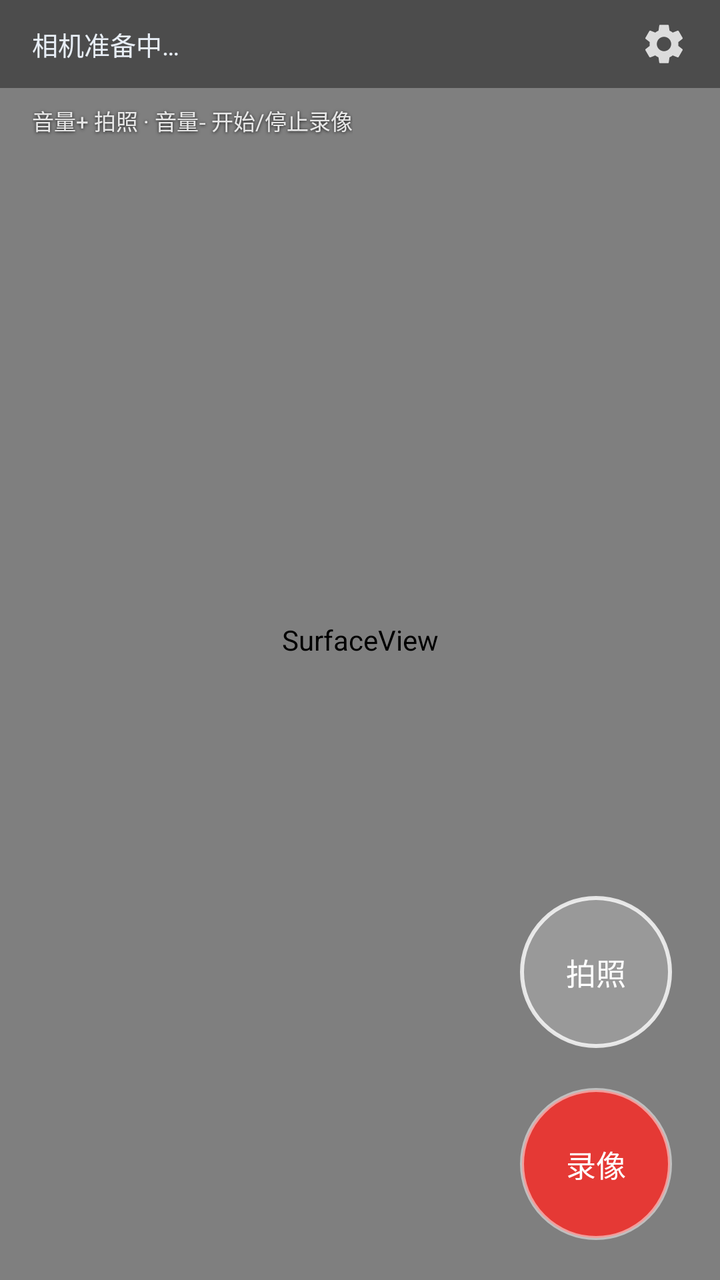
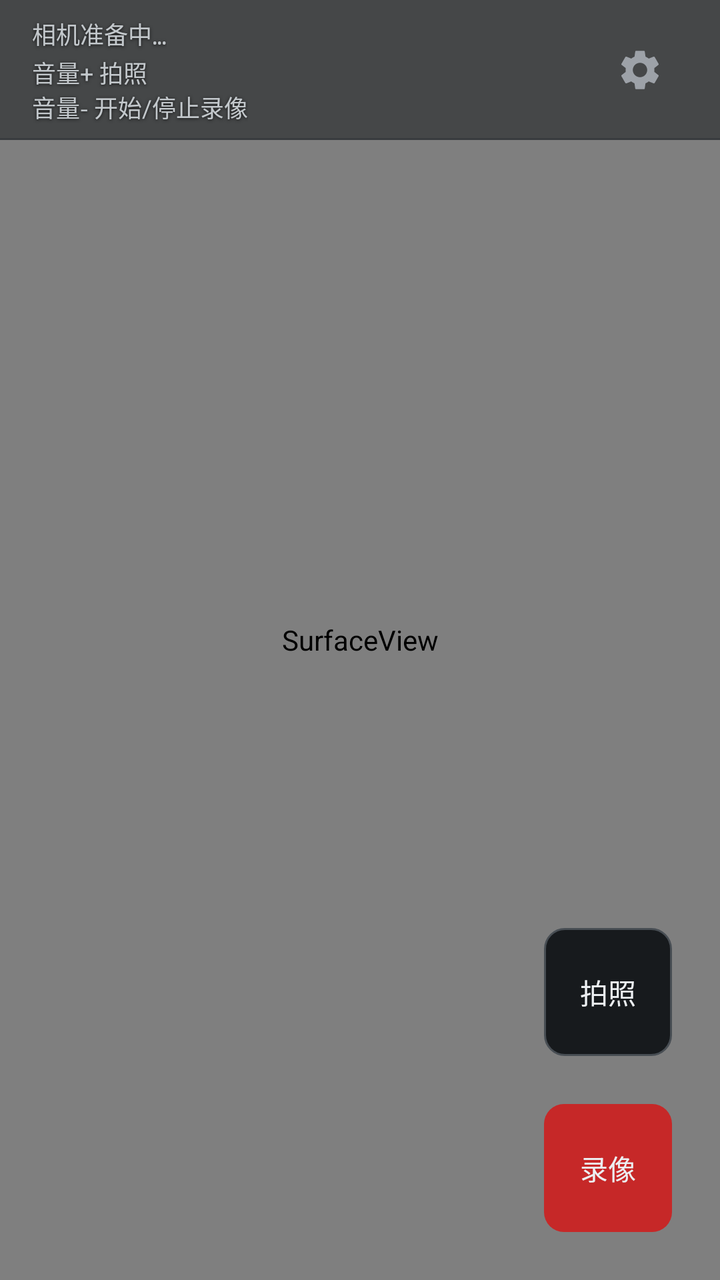

Screens rendered from an Android XML layout before and after an edit, with the pre-edit source and the edit as a unified diff.
<!-- AndroidManifest.xml: application theme Theme.BodyCam -->
<!-- res/layout/activity_main.xml -->
<?xml version="1.0" encoding="utf-8"?>
<FrameLayout xmlns:android="http://schemas.android.com/apk/res/android"
    android:layout_width="match_parent"
    android:layout_height="match_parent"
    android:background="#000000">

    
    <SurfaceView
        android:id="@+id/preview"
        android:layout_width="match_parent"
        android:layout_height="match_parent" />

    
    <View
        android:id="@+id/flashView"
        android:layout_width="match_parent"
        android:layout_height="match_parent"
        android:alpha="0"
        android:background="#FFFFFF" />

    
    <FrameLayout
        android:layout_width="match_parent"
        android:layout_height="wrap_content"
        android:layout_gravity="top"
        android:background="#66000000"
        android:paddingHorizontal="16dp"
        android:paddingVertical="10dp">

        
        <LinearLayout
            android:layout_width="wrap_content"
            android:layout_height="wrap_content"
            android:layout_gravity="start|center_vertical"
            android:gravity="center_vertical"
            android:orientation="horizontal">

            <TextView
                android:id="@+id/statusView"
                android:layout_width="wrap_content"
                android:layout_height="wrap_content"
                android:text="@string/status_booting"
                android:textColor="#E8EEF6"
                android:textSize="13sp" />

            <View
                android:id="@+id/recDot"
                android:layout_width="10dp"
                android:layout_height="10dp"
                android:layout_marginStart="5dp"
                android:background="@drawable/dot_rec"
                android:visibility="invisible" />
        </LinearLayout>

        
        <TextView
            android:id="@+id/timerView"
            android:layout_width="wrap_content"
            android:layout_height="wrap_content"
            android:layout_gravity="center"
            android:fontFamily="monospace"
            android:text="00:00:00"
            android:textColor="#FF5252"
            android:textSize="16sp"
            android:visibility="gone" />

        
        <LinearLayout
            android:layout_width="wrap_content"
            android:layout_height="wrap_content"
            android:layout_gravity="end|center_vertical"
            android:gravity="center_vertical"
            android:orientation="horizontal">

            
            <View
                android:id="@+id/preRecordDot"
                android:layout_width="10dp"
                android:layout_height="10dp"
                android:background="@drawable/dot_pre_record"
                android:visibility="gone" />

            <ImageView
                android:id="@+id/btnSettings"
                android:layout_width="24dp"
                android:layout_height="24dp"
                android:layout_marginStart="10dp"
                android:background="?android:attr/selectableItemBackgroundBorderless"
                android:contentDescription="@string/title_settings"
                android:src="@drawable/ic_settings" />
        </LinearLayout>
    </FrameLayout>

    <TextView
        android:id="@+id/hintView"
        android:layout_width="wrap_content"
        android:layout_height="wrap_content"
        android:layout_gravity="top|start"
        android:layout_marginStart="16dp"
        android:layout_marginTop="52dp"
        android:shadowColor="#CC000000"
        android:shadowDx="0"
        android:shadowDy="1"
        android:shadowRadius="4"
        android:text="@string/hint_keys"
        android:textColor="#DDFFFFFF"
        android:textSize="11sp" />

    <TextView
        android:id="@+id/debugView"
        android:layout_width="wrap_content"
        android:layout_height="wrap_content"
        android:layout_gravity="top|start"
        android:layout_marginStart="16dp"
        android:layout_marginTop="76dp"
        android:fontFamily="monospace"
        android:shadowColor="#CC000000"
        android:shadowDx="0"
        android:shadowDy="1"
        android:shadowRadius="3"
        android:textColor="#B3FFFFFF"
        android:textSize="10sp"
        android:visibility="gone" />

    
    <LinearLayout
        android:layout_width="wrap_content"
        android:layout_height="wrap_content"
        android:layout_gravity="bottom|end"
        android:layout_marginEnd="24dp"
        android:layout_marginBottom="20dp"
        android:gravity="center_horizontal"
        android:orientation="vertical">

        <TextView
            android:id="@+id/btnShutter"
            android:layout_width="76dp"
            android:layout_height="76dp"
            android:background="@drawable/bg_btn_capture"
            android:gravity="center"
            android:text="@string/btn_capture"
            android:textColor="#FFFFFF"
            android:textSize="15sp" />

        <TextView
            android:id="@+id/btnRecord"
            android:layout_width="76dp"
            android:layout_height="76dp"
            android:layout_marginTop="20dp"
            android:background="@drawable/bg_btn_record"
            android:gravity="center"
            android:text="@string/btn_record"
            android:textColor="#FFFFFF"
            android:textSize="15sp" />
    </LinearLayout>
</FrameLayout>
<!-- resources referenced by this layout -->
<resources>
  <!-- drawable bg_btn_capture (drawable) -->
  <?xml version="1.0" encoding="utf-8"?>
  <shape xmlns:android="http://schemas.android.com/apk/res/android"
      android:shape="oval">
      <solid android:color="#33FFFFFF" />
      <stroke
          android:width="2dp"
          android:color="#CCFFFFFF" />
  </shape>
  <!-- drawable bg_btn_record (drawable) -->
  <?xml version="1.0" encoding="utf-8"?>
  <shape xmlns:android="http://schemas.android.com/apk/res/android"
      android:shape="oval">
      <solid android:color="#E53935" />
      <stroke
          android:width="2dp"
          android:color="#80FFFFFF" />
  </shape>
  <!-- drawable dot_pre_record (drawable) -->
  <?xml version="1.0" encoding="utf-8"?>
  <shape xmlns:android="http://schemas.android.com/apk/res/android" android:shape="oval">
      <solid android:color="#FFD54F" />
      <stroke android:width="1dp" android:color="#66000000" />
      <size android:width="10dp" android:height="10dp" />
  </shape>
  <!-- drawable dot_rec (drawable) -->
  <?xml version="1.0" encoding="utf-8"?>
  <shape xmlns:android="http://schemas.android.com/apk/res/android"
      android:shape="oval">
      <solid android:color="#FF3B30" />
      <size
          android:width="10dp"
          android:height="10dp" />
  </shape>
  <!-- drawable ic_settings (drawable) -->
  <?xml version="1.0" encoding="utf-8"?>
  <vector xmlns:android="http://schemas.android.com/apk/res/android"
      android:width="24dp"
      android:height="24dp"
      android:viewportWidth="24"
      android:viewportHeight="24"
      android:tint="#CCFFFFFF">
      
      <path
          android:fillColor="#FFFFFF"
          android:pathData="M19.14,12.94c0.04,-0.3 0.06,-0.61 0.06,-0.94c0,-0.32 -0.02,-0.64 -0.07,-0.94l2.03,-1.58c0.18,-0.14 0.23,-0.41 0.12,-0.61l-1.92,-3.32c-0.12,-0.22 -0.37,-0.29 -0.59,-0.22l-2.39,0.96c-0.5,-0.38 -1.03,-0.7 -1.62,-0.94L14.4,2.81c-0.04,-0.24 -0.24,-0.41 -0.47,-0.41h-3.84c-0.24,0 -0.43,0.17 -0.47,0.41L9.25,5.35C8.66,5.59 8.12,5.92 7.63,6.29L5.24,5.33c-0.22,-0.08 -0.47,0 -0.59,0.22L2.74,8.87C2.62,9.08 2.66,9.34 2.86,9.48l2.03,1.58C4.84,11.36 4.8,11.69 4.8,12s0.02,0.64 0.07,0.94l-2.03,1.58c-0.18,0.14 -0.23,0.41 -0.12,0.61l1.92,3.32c0.12,0.22 0.37,0.29 0.59,0.22l2.39,-0.96c0.5,0.38 1.03,0.7 1.62,0.94l0.36,2.54c0.05,0.24 0.24,0.41 0.48,0.41h3.84c0.24,0 0.44,-0.17 0.47,-0.41l0.36,-2.54c0.59,-0.24 1.13,-0.56 1.62,-0.94l2.39,0.96c0.22,0.08 0.47,0 0.59,-0.22l1.92,-3.32c0.12,-0.22 0.07,-0.47 -0.12,-0.61L19.14,12.94zM12,15.6c-1.98,0 -3.6,-1.62 -3.6,-3.6s1.62,-3.6 3.6,-3.6s3.6,1.62 3.6,3.6S13.98,15.6 12,15.6z" />
  </vector>
  <string name="hint_keys">音量+ 拍照 · 音量- 开始/停止录像</string>
  <style name="Theme.BodyCam" parent="@android:style/Theme.Material.NoActionBar">
          <item name="android:windowBackground">#000000</item>
          <item name="android:statusBarColor">#000000</item>
          <item name="android:navigationBarColor">#000000</item>
          <item name="android:colorAccent">#E53935</item>
      </style>
  <!-- unchanged entries left out for length: 4 -->
</resources>

<!-- the commit's change to res/layout/activity_main.xml (unified diff, before → after) -->
@@ -2,7 +2,7 @@
 <FrameLayout xmlns:android="http://schemas.android.com/apk/res/android"
     android:layout_width="match_parent"
     android:layout_height="match_parent"
-    android:background="#000000">
+    android:background="@color/paper">
 
     
     <SurfaceView
@@ -16,141 +16,151 @@
         android:layout_width="match_parent"
         android:layout_height="match_parent"
         android:alpha="0"
-        android:background="#FFFFFF" />
+        android:background="@color/flash" />
 
     
-    <FrameLayout
+    <LinearLayout
         android:layout_width="match_parent"
         android:layout_height="wrap_content"
         android:layout_gravity="top"
-        android:background="#66000000"
-        android:paddingHorizontal="16dp"
-        android:paddingVertical="10dp">
+        android:orientation="vertical">
 
         
-        <LinearLayout
-            android:layout_width="wrap_content"
+        <FrameLayout
+            android:layout_width="match_parent"
             android:layout_height="wrap_content"
-            android:layout_gravity="start|center_vertical"
-            android:gravity="center_vertical"
-            android:orientation="horizontal">
+            android:background="@drawable/bg_top_bar"
+            android:minHeight="@dimen/top_bar_height"
+            android:paddingHorizontal="@dimen/space_md"
+            android:paddingVertical="@dimen/space_xs">
 
-            <TextView
-                android:id="@+id/statusView"
+            
+            <LinearLayout
                 android:layout_width="wrap_content"
                 android:layout_height="wrap_content"
-                android:text="@string/status_booting"
-                android:textColor="#E8EEF6"
-                android:textSize="13sp" />
+                android:layout_gravity="start|center_vertical"
+                android:orientation="vertical">
 
-            <View
-                android:id="@+id/recDot"
-                android:layout_width="10dp"
-                android:layout_height="10dp"
-                android:layout_marginStart="5dp"
-                android:background="@drawable/dot_rec"
-                android:visibility="invisible" />
-        </LinearLayout>
+                <LinearLayout
+                    android:layout_width="wrap_content"
+                    android:layout_height="wrap_content"
+                    android:gravity="center_vertical"
+                    android:orientation="horizontal">
+
+                    <TextView
+                        android:id="@+id/statusView"
+                        style="@style/BodyCamInstrumentOverlay"
+                        android:layout_width="wrap_content"
+                        android:layout_height="wrap_content"
+                        android:text="@string/status_booting" />
+
+                    <View
+                        android:id="@+id/recDot"
+                        android:layout_width="@dimen/status_dot"
+                        android:layout_height="@dimen/status_dot"
+                        android:layout_marginStart="@dimen/space_xs"
+                        android:background="@drawable/dot_rec"
+                        android:visibility="invisible" />
+                </LinearLayout>
+
+                <TextView
+                    android:id="@+id/hintView"
+                    style="@style/BodyCamHintOverlay"
+                    android:layout_width="wrap_content"
+                    android:layout_height="wrap_content"
+                    android:layout_marginTop="@dimen/space_3xs"
+                    android:text="@string/hint_keys" />
+            </LinearLayout>
+
+            
+            <TextView
+                android:id="@+id/timerView"
+                style="@style/BodyCamInstrumentLargeOverlay"
+                android:layout_width="wrap_content"
+                android:layout_height="wrap_content"
+                android:layout_gravity="center"
+                android:text="@string/timer_zero"
+                android:visibility="gone" />
+
+            
+            <LinearLayout
+                android:layout_width="wrap_content"
+                android:layout_height="wrap_content"
+                android:layout_gravity="end|center_vertical"
+                android:gravity="center_vertical"
+                android:orientation="horizontal">
+
+                
+                <View
+                    android:id="@+id/preRecordDot"
+                    android:layout_width="@dimen/status_dot"
+                    android:layout_height="@dimen/status_dot"
+                    android:background="@drawable/dot_pre_record"
+                    android:visibility="gone" />
+
+                <ImageView
+                    android:id="@+id/btnSettings"
+                    android:layout_width="@dimen/touch_target"
+                    android:layout_height="@dimen/touch_target"
+                    android:layout_marginStart="@dimen/space_xs"
+                    android:background="@drawable/bg_icon_button"
+                    android:contentDescription="@string/title_settings"
+                    android:focusable="true"
+                    android:padding="@dimen/space_sm"
+                    android:src="@drawable/ic_settings" />
+            </LinearLayout>
+        </FrameLayout>
 
         
         <TextView
-            android:id="@+id/timerView"
+            android:id="@+id/debugView"
+            style="@style/BodyCamInstrumentOverlay"
             android:layout_width="wrap_content"
             android:layout_height="wrap_content"
-            android:layout_gravity="center"
-            android:fontFamily="monospace"
-            android:text="00:00:00"
-            android:textColor="#FF5252"
-            android:textSize="16sp"
+            android:layout_marginStart="@dimen/space_md"
+            android:layout_marginTop="@dimen/space_xs"
+            android:background="@drawable/bg_panel"
+            android:clickable="true"
+            android:focusable="true"
+            android:lineSpacingExtra="@dimen/space_3xs"
+            android:paddingHorizontal="@dimen/space_sm"
+            android:paddingVertical="@dimen/space_xs"
             android:visibility="gone" />
-
-        
-        <LinearLayout
-            android:layout_width="wrap_content"
-            android:layout_height="wrap_content"
-            android:layout_gravity="end|center_vertical"
-            android:gravity="center_vertical"
-            android:orientation="horizontal">
-
-            
-            <View
-                android:id="@+id/preRecordDot"
-                android:layout_width="10dp"
-                android:layout_height="10dp"
-                android:background="@drawable/dot_pre_record"
-                android:visibility="gone" />
-
-            <ImageView
-                android:id="@+id/btnSettings"
-                android:layout_width="24dp"
-                android:layout_height="24dp"
-                android:layout_marginStart="10dp"
-                android:background="?android:attr/selectableItemBackgroundBorderless"
-                android:contentDescription="@string/title_settings"
-                android:src="@drawable/ic_settings" />
-        </LinearLayout>
-    </FrameLayout>
-
-    <TextView
-        android:id="@+id/hintView"
-        android:layout_width="wrap_content"
-        android:layout_height="wrap_content"
-        android:layout_gravity="top|start"
-        android:layout_marginStart="16dp"
-        android:layout_marginTop="52dp"
-        android:shadowColor="#CC000000"
-        android:shadowDx="0"
-        android:shadowDy="1"
-        android:shadowRadius="4"
-        android:text="@string/hint_keys"
-        android:textColor="#DDFFFFFF"
-        android:textSize="11sp" />
-
-    <TextView
-        android:id="@+id/debugView"
-        android:layout_width="wrap_content"
-        android:layout_height="wrap_content"
-        android:layout_gravity="top|start"
-        android:layout_marginStart="16dp"
-        android:layout_marginTop="76dp"
-        android:fontFamily="monospace"
-        android:shadowColor="#CC000000"
-        android:shadowDx="0"
-        android:shadowDy="1"
-        android:shadowRadius="3"
-        android:textColor="#B3FFFFFF"
-        android:textSize="10sp"
-        android:visibility="gone" />
+    </LinearLayout>
 
     
     <LinearLayout
         android:layout_width="wrap_content"
         android:layout_height="wrap_content"
         android:layout_gravity="bottom|end"
-        android:layout_marginEnd="24dp"
-        android:layout_marginBottom="20dp"
+        android:layout_marginEnd="@dimen/space_lg"
+        android:layout_marginBottom="@dimen/space_lg"
         android:gravity="center_horizontal"
         android:orientation="vertical">
 
         <TextView
             android:id="@+id/btnShutter"
-            android:layout_width="76dp"
-            android:layout_height="76dp"
+            style="@style/BodyCamLabel"
+            android:layout_width="@dimen/control_size"
+            android:layout_height="@dimen/control_size"
             android:background="@drawable/bg_btn_capture"
+            android:clickable="true"
+            android:focusable="true"
             android:gravity="center"
-            android:text="@string/btn_capture"
-            android:textColor="#FFFFFF"
-            android:textSize="15sp" />
+            android:text="@string/btn_capture" />
 
         <TextView
             android:id="@+id/btnRecord"
-            android:layout_width="76dp"
-            android:layout_height="76dp"
-            android:layout_marginTop="20dp"
+            style="@style/BodyCamLabel"
+            android:layout_width="@dimen/control_size"
+            android:layout_height="@dimen/control_size"
+            android:layout_marginTop="@dimen/space_lg"
             android:background="@drawable/bg_btn_record"
+            android:clickable="true"
+            android:focusable="true"
             android:gravity="center"
             android:text="@string/btn_record"
-            android:textColor="#FFFFFF"
-            android:textSize="15sp" />
+            android:textColor="@color/ink" />
     </LinearLayout>
+
 </FrameLayout>
<!-- resource entries referenced after the edit -->
@@ -1,38 +1,135 @@
 <!-- resources referenced by this layout -->
 <resources>
+  <color name="flash">#FFFFFF</color>
+  <color name="ink">#ECEFF2</color>
+  <color name="paper">#0D1013</color>
+  <dimen name="control_size">64dp</dimen>
+  <dimen name="space_3xs">2dp</dimen>
+  <dimen name="space_lg">24dp</dimen>
+  <dimen name="space_md">16dp</dimen>
+  <dimen name="space_sm">12dp</dimen>
+  <dimen name="space_xs">8dp</dimen>
+  <dimen name="status_dot">8dp</dimen>
+  <dimen name="top_bar_height">56dp</dimen>
+  <dimen name="touch_target">48dp</dimen>
   <!-- drawable bg_btn_capture (drawable) -->
   <?xml version="1.0" encoding="utf-8"?>
+  <selector xmlns:android="http://schemas.android.com/apk/res/android">
+  
+      <item android:state_focused="true">
+          <shape android:shape="rectangle">
+              <solid android:color="@color/scrim_well" />
+              <stroke
+                  android:width="@dimen/rule_strong"
+                  android:color="@color/accent" />
+              <corners android:radius="@dimen/radius_control" />
+          </shape>
+      </item>
+  
+      <item>
+          <ripple android:color="@color/ripple_on_paper">
+              <item>
+                  <shape android:shape="rectangle">
+                      <solid android:color="@color/scrim_well" />
+                      <stroke
+                          android:width="@dimen/rule_hair"
+                          android:color="@color/rule_2" />
+                      <corners android:radius="@dimen/radius_control" />
+                  </shape>
+              </item>
+          </ripple>
+      </item>
+  </selector>
+  <!-- drawable bg_btn_record (drawable) -->
+  <selector xmlns:android="http://schemas.android.com/apk/res/android">
+  
+      <item android:state_focused="true">
+          <shape android:shape="rectangle">
+              <solid android:color="@color/rec_fill_focus" />
+              <stroke
+                  android:width="@dimen/rule_strong"
+                  android:color="@color/ink" />
+              <corners android:radius="@dimen/radius_control" />
+          </shape>
+      </item>
+  
+      <item>
+          <ripple android:color="@color/ripple_on_paper">
+              <item>
+                  <shape android:shape="rectangle">
+                      <solid android:color="@color/rec_fill" />
+                      <corners android:radius="@dimen/radius_control" />
+                  </shape>
+              </item>
+          </ripple>
+      </item>
+  </selector>
+  <!-- drawable bg_icon_button (drawable) -->
+  <?xml version="1.0" encoding="utf-8"?>
+  <selector xmlns:android="http://schemas.android.com/apk/res/android">
+  
+      <item android:state_focused="true">
+          <shape android:shape="oval">
+              <solid android:color="@android:color/transparent" />
+              <stroke
+                  android:width="@dimen/rule_strong"
+                  android:color="@color/accent" />
+          </shape>
+      </item>
+  
+      <item>
+          <ripple android:color="@color/ripple_on_paper">
+              <item android:drawable="@android:color/transparent" />
+          </ripple>
+      </item>
+  </selector>
+  <!-- drawable bg_panel (drawable) -->
+  <?xml version="1.0" encoding="utf-8"?>
+  <shape xmlns:android="http://schemas.android.com/apk/res/android"
+      android:shape="rectangle">
+      <solid android:color="@color/scrim_panel" />
+      <stroke
+          android:width="@dimen/rule_hair"
+          android:color="@color/rule" />
+      <corners android:radius="@dimen/radius_panel" />
+  </shape>
+  <!-- drawable bg_top_bar (drawable) -->
+  <?xml version="1.0" encoding="utf-8"?>
+  <layer-list xmlns:android="http://schemas.android.com/apk/res/android">
+      <item>
+          <shape android:shape="rectangle">
+              <solid android:color="@color/scrim_bar" />
+          </shape>
+      </item>
+      <item
+          android:gravity="bottom"
+          android:height="@dimen/rule_hair">
+          <shape android:shape="rectangle">
+              <solid android:color="@color/rule" />
+          </shape>
+      </item>
+  </layer-list>
+  <!-- drawable dot_pre_record (drawable) -->
   <shape xmlns:android="http://schemas.android.com/apk/res/android"
       android:shape="oval">
-      <solid android:color="#33FFFFFF" />
+      <solid android:color="@color/status_pre" />
       <stroke
-          android:width="2dp"
-          android:color="#CCFFFFFF" />
+          android:width="@dimen/rule_strong"
+          android:color="@color/status_pre" />
+      <size
+          android:width="@dimen/status_dot"
+          android:height="@dimen/status_dot" />
   </shape>
-  <!-- drawable bg_btn_record (drawable) -->
-  <?xml version="1.0" encoding="utf-8"?>
+  <!-- drawable dot_rec (drawable) -->
   <shape xmlns:android="http://schemas.android.com/apk/res/android"
       android:shape="oval">
-      <solid android:color="#E53935" />
+      <solid android:color="@color/rec_signal" />
       <stroke
-          android:width="2dp"
-          android:color="#80FFFFFF" />
-  </shape>
-  <!-- drawable dot_pre_record (drawable) -->
-  <?xml version="1.0" encoding="utf-8"?>
-  <shape xmlns:android="http://schemas.android.com/apk/res/android" android:shape="oval">
-      <solid android:color="#FFD54F" />
-      <stroke android:width="1dp" android:color="#66000000" />
-      <size android:width="10dp" android:height="10dp" />
-  </shape>
-  <!-- drawable dot_rec (drawable) -->
-  <?xml version="1.0" encoding="utf-8"?>
-  <shape xmlns:android="http://schemas.android.com/apk/res/android"
-      android:shape="oval">
-      <solid android:color="#FF3B30" />
+          android:width="@dimen/rule_hair"
+          android:color="@color/paper_3" />
       <size
-          android:width="10dp"
-          android:height="10dp" />
+          android:width="@dimen/status_dot"
+          android:height="@dimen/status_dot" />
   </shape>
   <!-- drawable ic_settings (drawable) -->
   <?xml version="1.0" encoding="utf-8"?>
@@ -40,20 +137,96 @@
       android:width="24dp"
       android:height="24dp"
       android:viewportWidth="24"
-      android:viewportHeight="24"
-      android:tint="#CCFFFFFF">
-      
+      android:viewportHeight="24">
       <path
-          android:fillColor="#FFFFFF"
+          android:fillColor="@color/muted"
           android:pathData="M19.14,12.94c0.04,-0.3 0.06,-0.61 0.06,-0.94c0,-0.32 -0.02,-0.64 -0.07,-0.94l2.03,-1.58c0.18,-0.14 0.23,-0.41 0.12,-0.61l-1.92,-3.32c-0.12,-0.22 -0.37,-0.29 -0.59,-0.22l-2.39,0.96c-0.5,-0.38 -1.03,-0.7 -1.62,-0.94L14.4,2.81c-0.04,-0.24 -0.24,-0.41 -0.47,-0.41h-3.84c-0.24,0 -0.43,0.17 -0.47,0.41L9.25,5.35C8.66,5.59 8.12,5.92 7.63,6.29L5.24,5.33c-0.22,-0.08 -0.47,0 -0.59,0.22L2.74,8.87C2.62,9.08 2.66,9.34 2.86,9.48l2.03,1.58C4.84,11.36 4.8,11.69 4.8,12s0.02,0.64 0.07,0.94l-2.03,1.58c-0.18,0.14 -0.23,0.41 -0.12,0.61l1.92,3.32c0.12,0.22 0.37,0.29 0.59,0.22l2.39,-0.96c0.5,0.38 1.03,0.7 1.62,0.94l0.36,2.54c0.05,0.24 0.24,0.41 0.48,0.41h3.84c0.24,0 0.44,-0.17 0.47,-0.41l0.36,-2.54c0.59,-0.24 1.13,-0.56 1.62,-0.94l2.39,0.96c0.22,0.08 0.47,0 0.59,-0.22l1.92,-3.32c0.12,-0.22 0.07,-0.47 -0.12,-0.61L19.14,12.94zM12,15.6c-1.98,0 -3.6,-1.62 -3.6,-3.6s1.62,-3.6 3.6,-3.6s3.6,1.62 3.6,3.6S13.98,15.6 12,15.6z" />
   </vector>
-  <string name="hint_keys">音量+ 拍照 · 音量- 开始/停止录像</string>
+  <string name="hint_keys">音量+ 拍照\n音量- 开始/停止录像</string>
+  <string name="timer_zero">00:00:00</string>
+  <style name="BodyCamHintOverlay" parent="BodyCamHint">
+          <item name="android:textColor">@color/ink_2</item>
+          <item name="android:shadowColor">@color/text_shadow</item>
+          <item name="android:shadowDx">0</item>
+          <item name="android:shadowDy">1</item>
+          <item name="android:shadowRadius">4</item>
+      </style>
+  <style name="BodyCamInstrumentLargeOverlay" parent="BodyCamInstrumentLarge">
+          
+          <item name="android:shadowColor">@color/text_glow</item>
+          <item name="android:shadowDx">0</item>
+          <item name="android:shadowDy">0</item>
+          <item name="android:shadowRadius">6</item>
+      </style>
+  <style name="BodyCamInstrumentOverlay" parent="BodyCamInstrument">
+          <item name="android:textColor">@color/ink_2</item>
+          <item name="android:shadowColor">@color/text_shadow</item>
+          <item name="android:shadowDx">0</item>
+          <item name="android:shadowDy">1</item>
+          <item name="android:shadowRadius">4</item>
+      </style>
+  <style name="BodyCamLabel">
+          <item name="android:fontFamily">sans-serif-medium</item>
+          <item name="android:textSize">@dimen/text_md</item>
+          <item name="android:textColor">@color/ink</item>
+          <item name="android:includeFontPadding">false</item>
+      </style>
   <style name="Theme.BodyCam" parent="@android:style/Theme.Material.NoActionBar">
-          <item name="android:windowBackground">#000000</item>
-          <item name="android:statusBarColor">#000000</item>
-          <item name="android:navigationBarColor">#000000</item>
-          <item name="android:colorAccent">#E53935</item>
-      </style>
+          <item name="android:windowBackground">@color/paper</item>
+          <item name="android:statusBarColor">@color/paper</item>
+          <item name="android:navigationBarColor">@color/paper</item>
+          <item name="android:colorAccent">@color/accent</item>
+          <item name="android:colorControlActivated">@color/accent</item>
+          <item name="android:colorControlNormal">@color/ink_2</item>
+          <item name="android:colorControlHighlight">@color/ripple_on_paper</item>
+          <item name="android:textColorPrimary">@color/ink</item>
+          <item name="android:textColorSecondary">@color/muted</item>
+          <item name="android:textColorHint">@color/muted</item>
+          
+          <item name="android:windowLightStatusBar">false</item>
+          <item name="android:windowLightNavigationBar" tools:targetApi="27">false</item>
+      </style>
+  <color name="scrim_well">#E60D1013</color>
+  <dimen name="rule_strong">2dp</dimen>
+  <color name="accent">#F7B83D</color>
+  <dimen name="radius_control">10dp</dimen>
+  <color name="ripple_on_paper">#33ECEFF2</color>
+  <dimen name="rule_hair">1dp</dimen>
+  <color name="rule_2">#484E54</color>
+  <color name="rec_fill_focus">#7F1D1D</color>
+  <color name="rec_fill">#C62828</color>
+  <color name="scrim_panel">#800D1013</color>
+  <color name="rule">#802D3135</color>
+  <dimen name="radius_panel">10dp</dimen>
+  <color name="scrim_bar">#800D1013</color>
+  <color name="status_pre">#FFD54F</color>
+  <color name="rec_signal">#FF5252</color>
+  <color name="paper_3">#06080B</color>
+  <color name="muted">#9DA2A8</color>
+  <style name="BodyCamHint">
+          <item name="android:fontFamily">sans-serif</item>
+          <item name="android:textSize">@dimen/text_sm</item>
+          <item name="android:textColor">@color/muted</item>
+          <item name="android:includeFontPadding">false</item>
+      </style>
+  <color name="ink_2">#C3C8CC</color>
+  <color name="text_shadow">#BB000000</color>
+  <style name="BodyCamInstrumentLarge">
+          <item name="android:fontFamily">monospace</item>
+          <item name="android:textSize">@dimen/text_xl</item>
+          <item name="android:textColor">@color/rec_signal</item>
+          <item name="android:includeFontPadding">false</item>
+      </style>
+  <color name="text_glow">#ED000000</color>
+  <style name="BodyCamInstrument">
+          <item name="android:fontFamily">monospace</item>
+          <item name="android:textSize">@dimen/text_sm</item>
+          <item name="android:textColor">@color/muted</item>
+          <item name="android:includeFontPadding">false</item>
+      </style>
+  <dimen name="text_md">14sp</dimen>
+  <dimen name="text_sm">12sp</dimen>
+  <dimen name="text_xl">18sp</dimen>
   <!-- unchanged entries left out for length: 4 -->
 </resources>
 
